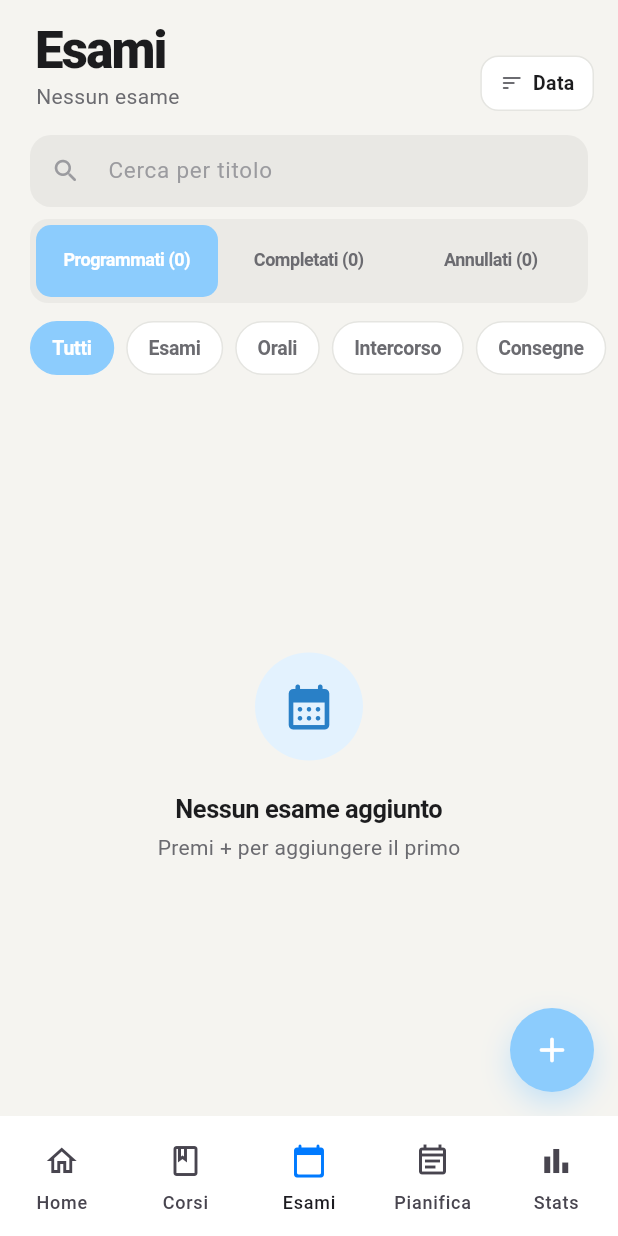
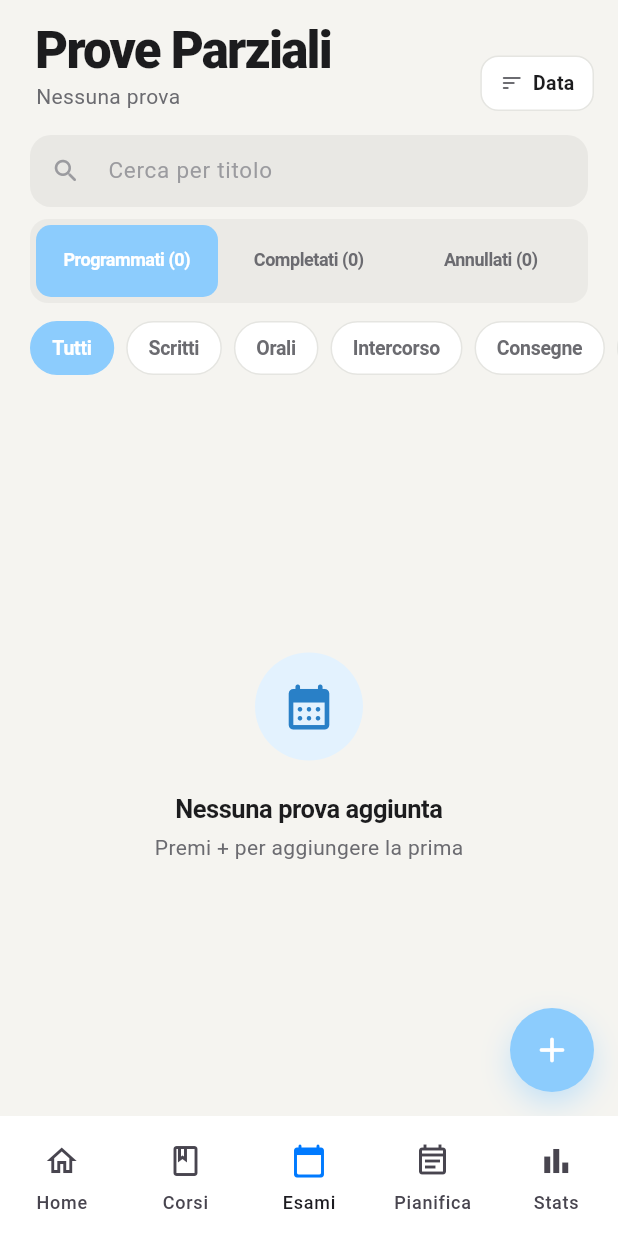
Before and after one commit to famato46/MOBPROG_StudyPlanner-ExamTracker-G12, a Flutter app: the screen it shows after launch, item 3 of the bottom bar chosen, on a phone screen of 412 x 824 dp. Run offline on Flutter 3.47's test engine with Material 3 defaults, Android fonts, the phone set to English and light mode, and no system bars; our stand-ins replace fl_chart, shared_preferences, sqflite; accounts and stored records are empty.

Commit message:
Update exams

```diff
--- a/lib/models/exam.dart
+++ b/lib/models/exam.dart
@@ -3,7 +3,7 @@ class Exam {
   final String titolo;
   final String courseId; // FK verso Course (obbligatorio)
   final DateTime data;
-  final String tipologia; // 'esame' | 'appello' | 'consegna' | 'progetto'
+  final String tipologia; // 'scritto' | 'orale' | 'intercorso' | 'consegna' | 'progetto'
   final String priorita; // 'alta' | 'media' | 'bassa'
   final String stato; // 'programmato' | 'completato' | 'annullato'
   final int? voto;
@@ -20,6 +20,15 @@ class Exam {
     this.voto,
     this.note,
   });
+
+  // Getter derivati (non salvati nel DB)
+  bool get isPassato => data.isBefore(DateTime.now());
+  bool get isCompletato => stato == 'completato';
+  bool get isImminente {
+    if (isCompletato || stato == 'annullato') return false;
+    final giorniRimasti = data.difference(DateTime.now()).inDays;
+    return giorniRimasti >= 0 && giorniRimasti <= 7;
+  }
 
   // Conversione da Map (dal database)
   factory Exam.fromMap(Map<String, dynamic> map) {
@@ -46,12 +55,12 @@ class Exam {
       'tipologia': tipologia,
       'priorita': priorita,
       'stato': stato,
-      'voto': voto,
+      'voto': voto, // Se voto è null, SQFlite scriverà correttamente NULL sovrascrivendo l'intero
       'note': note,
     };
   }
 
-  // Metodo copyWith
+  // Metodo copyWith aggiornato con clearVoto
   Exam copyWith({
     String? id,
     String? titolo,
@@ -61,6 +70,7 @@ class Exam {
     String? priorita,
     String? stato,
     int? voto,
+    bool clearVoto = false, // <-- FIX 1: Parametro per forzare il null
     String? note,
   }) {
     return Exam(
@@ -71,21 +81,9 @@ class Exam {
       tipologia: tipologia ?? this.tipologia,
       priorita: priorita ?? this.priorita,
       stato: stato ?? this.stato,
-      voto: voto ?? this.voto,
+      // <-- FIX 1: Applica esplicitamente null se richiesto
+      voto: clearVoto ? null : (voto ?? this.voto),
       note: note ?? this.note,
     );
   }
-
-  // Helper per verificare se è completato
-  bool get isCompletato => stato == 'completato';
-
-  // Helper per verificare se è imminente (entro 7 giorni)
-  bool get isImminente {
-    final oggi = DateTime.now();
-    final differenza = data.difference(oggi).inDays;
-    return differenza >= 0 && differenza <= 7;
-  }
-
-  // Helper per verificare se è passato
-  bool get isPassato => data.isBefore(DateTime.now());
 }
--- a/lib/providers/planner_provider.dart
+++ b/lib/providers/planner_provider.dart
@@ -173,6 +173,9 @@ class PlannerProvider extends ChangeNotifier {
 
   /// Calcola la media matematica semplice dei voti di tutti gli esami completati
   /// e associati ad uno specifico corso. Ritorna null se non ci sono voti validi.
+  /// NOTA: La condizione `e.voto != null` assicura che qualsiasi esame
+  /// (comprese le 'consegne' o prove intercorso opzionali lasciate senza voto)
+  /// non venga conteggiato al denominatore per il calcolo della media parziale.
   double? getAverageExamsGrade(String courseId) {
     final completedExams = _exams.where((e) =>
         e.courseId == courseId &&
--- a/lib/screens/exam_detail_screen.dart
+++ b/lib/screens/exam_detail_screen.dart
@@ -21,10 +21,10 @@ class ExamDetailScreen extends StatelessWidget {
 
   String _formatTipologia(String t) {
     switch (t) {
-      case 'esame':
-        return 'Esame';
+      case 'scritto': // <-- SOSTITUITO "esame" CON "scritto"
+        return 'Scritto';
       case 'orale':
-        return 'Orale'; // <-- NUOVA TIPOLOGIA
+        return 'Orale';
       case 'intercorso':
         return 'Intercorso';
       case 'consegna':
--- a/lib/screens/exam_form_screen.dart
+++ b/lib/screens/exam_form_screen.dart
@@ -7,10 +7,6 @@ import '../models/course.dart';
 import '../utils/app_colors.dart';
 
 /// ExamFormScreen — Form Apple-style.
-///
-/// Riscritto per essere coerente con CourseFormScreen e TaskFormScreen:
-/// layout iOS Settings con gruppi grigi arrotondati, righe label/valore,
-/// picker bottom-sheet per i campi non testuali.
 class ExamFormScreen extends StatefulWidget {
   final Exam? exam;
   const ExamFormScreen({super.key, this.exam});
@@ -22,23 +18,20 @@ class ExamFormScreen extends StatefulWidget {
 class _ExamFormScreenState extends State<ExamFormScreen> {
   final _formKey = GlobalKey<FormState>();
 
-  // Il titolo dell'esame è sempre il nome del corso:
-  // non ha senso avere un titolo separato perché l'esame
-  // è identificato dal corso + tipologia.
   late final TextEditingController _noteCtrl;
   late final TextEditingController _votoCtrl;
 
   String? _courseId;
   DateTime _data = DateTime.now().add(const Duration(days: 7));
-  String _tipologia = 'esame';
+  String _tipologia = 'scritto';
   String _priorita = 'media';
   String _stato = 'programmato';
 
   bool get _isEditing => widget.exam != null;
 
   static const List<(String, String)> _tipologie = [
-    ('esame', 'Esame'),
-    ('orale', 'Orale'), // <-- NUOVA TIPOLOGIA AGGIUNTA QUI
+    ('scritto', 'Scritto'),
+    ('orale', 'Orale'),
     ('intercorso', 'Intercorso'),
     ('consegna', 'Consegna'),
     ('progetto', 'Progetto'),
@@ -78,7 +71,7 @@ class _ExamFormScreenState extends State<ExamFormScreen> {
     _votoCtrl = TextEditingController(text: _formatVoto(e?.voto));
     _courseId = e?.courseId;
     _data = e?.data ?? DateTime.now().add(const Duration(days: 7));
-    _tipologia = e?.tipologia ?? 'esame';
+    _tipologia = e?.tipologia ?? 'scritto';
     _priorita = e?.priorita ?? 'media';
     _stato = e?.stato ?? 'programmato';
   }
@@ -90,8 +83,6 @@ class _ExamFormScreenState extends State<ExamFormScreen> {
     super.dispose();
   }
 
-  // Date picker iOS minimale: CalendarDatePicker inline dentro un
-  // bottom-sheet stile iOS, senza il popup Material standard.
   Future<void> _pickDate() async {
     DateTime tempDate = _data;
     await showModalBottomSheet(
@@ -176,7 +167,6 @@ class _ExamFormScreenState extends State<ExamFormScreen> {
     }
 
     final provider = context.read<PlannerProvider>();
-    // Il titolo è il nome del corso — non è un campo libero.
     final nomeCorso = provider.getCourseById(_courseId!)?.nome ?? 'Esame';
 
     final votoFinale = _stato == 'completato' && _votoCtrl.text.isNotEmpty
@@ -192,6 +182,7 @@ class _ExamFormScreenState extends State<ExamFormScreen> {
         priorita: _priorita,
         stato: _stato,
         voto: votoFinale,
+        clearVoto: votoFinale == null, // <-- FIX 2: Forza l'azzeramento se votoFinale è null
         note: _noteCtrl.text.isEmpty ? '' : _noteCtrl.text.trim(),
       );
       await provider.updateExam(updated);
@@ -242,7 +233,7 @@ class _ExamFormScreenState extends State<ExamFormScreen> {
         ),
         leadingWidth: 88,
         title: Text(
-          _isEditing ? 'Modifica Esame' : 'Nuovo Esame',
+          _isEditing ? 'Modifica Prova' : 'Nuova Prova',
           style: TextStyle(
             fontSize: 17,
             fontWeight: FontWeight.w600,
@@ -269,9 +260,6 @@ class _ExamFormScreenState extends State<ExamFormScreen> {
         child: ListView(
           padding: const EdgeInsets.only(top: 8, bottom: 32),
           children: [
-            // ─── GRUPPO CORSO, TIPOLOGIA, DATA ──────────────────
-            // Il titolo dell'esame è il nome del corso (automatico).
-            // La tipologia appare subito sotto il corso, come richiesto.
             const _GroupHeader(label: 'Esame'),
             _SettingsGroup(
               isDark: isDark,
@@ -300,8 +288,6 @@ class _ExamFormScreenState extends State<ExamFormScreen> {
                 ),
               ],
             ),
-
-            // ─── GRUPPO CLASSIFICAZIONE ─────────────────────
             const SizedBox(height: 24),
             const _GroupHeader(label: 'Classificazione'),
             _SettingsGroup(
@@ -322,8 +308,6 @@ class _ExamFormScreenState extends State<ExamFormScreen> {
                 ),
               ],
             ),
-
-            // ─── VOTO (solo se completato) ─────────────────────
             if (_stato == 'completato') ...[
               const SizedBox(height: 24),
               const _GroupHeader(label: 'Risultato'),
@@ -333,12 +317,16 @@ class _ExamFormScreenState extends State<ExamFormScreen> {
                   _TextFieldRow(
                     label: 'Voto',
                     controller: _votoCtrl,
-                    hint: 'es. 28 o 30L',
+                    hint: _tipologia == 'consegna' ? 'es. 28 (opzionale)' : 'es. 28 o 30L',
                     isDark: isDark,
                     validator: (v) {
                       if (v == null || v.isEmpty) {
+                        if (_tipologia == 'consegna') {
+                          return null;
+                        }
                         return 'Inserisci il voto';
                       }
+
                       final n = _parseVoto(v);
                       if (n == null || n < 18 || n > 31) {
                         return 'Tra 18 e 30 (o 30L)';
@@ -349,8 +337,6 @@ class _ExamFormScreenState extends State<ExamFormScreen> {
                 ],
               ),
             ],
-
-            // ─── NOTE ─────────────────────
             const SizedBox(height: 24),
             const _GroupHeader(label: 'Note'),
             _SettingsGroup(
@@ -396,7 +382,12 @@ class _ExamFormScreenState extends State<ExamFormScreen> {
       title: 'Tipologia',
       current: _tipologia,
       options: _tipologie,
-      onSelected: (v) => setState(() => _tipologia = v),
+      onSelected: (v) {
+        setState(() {
+          _tipologia = v;
+          _formKey.currentState?.validate();
+        });
+      },
     );
   }
 
@@ -514,9 +505,6 @@ class _ExamFormScreenState extends State<ExamFormScreen> {
   }
 }
 
-// ═══════════════════════════════════════════════════════════════
-// GROUP HEADER
-// ═══════════════════════════════════════════════════════════════
 class _GroupHeader extends StatelessWidget {
   final String label;
   const _GroupHeader({required this.label});
@@ -538,9 +526,6 @@ class _GroupHeader extends StatelessWidget {
   }
 }
 
-// ═══════════════════════════════════════════════════════════════
-// SETTINGS GROUP
-// ═══════════════════════════════════════════════════════════════
 class _SettingsGroup extends StatelessWidget {
   final List<Widget> children;
   final bool isDark;
@@ -580,9 +565,6 @@ class _SettingsGroup extends StatelessWidget {
   }
 }
 
-// ═══════════════════════════════════════════════════════════════
-// TEXT FIELD ROW
-// ═══════════════════════════════════════════════════════════════
 class _TextFieldRow extends StatelessWidget {
   final String label;
   final TextEditingController controller;
@@ -651,9 +633,6 @@ class _TextFieldRow extends StatelessWidget {
   }
 }
 
-// ═══════════════════════════════════════════════════════════════
-// TEXT AREA ROW
-// ═══════════════════════════════════════════════════════════════
 class _TextAreaRow extends StatelessWidget {
   final String label;
   final TextEditingController controller;
@@ -710,9 +689,6 @@ class _TextAreaRow extends StatelessWidget {
   }
 }
 
-// ═══════════════════════════════════════════════════════════════
-// PICKER ROW
-// ═══════════════════════════════════════════════════════════════
 class _PickerRow extends StatelessWidget {
   final String label;
   final String value;
--- a/lib/screens/exams_screen.dart
+++ b/lib/screens/exams_screen.dart
@@ -166,8 +166,8 @@ class _ExamsScreenState extends State<ExamsScreen>
                 _FilterRow(
                   options: const [
                     ('tutti', 'Tutti'),
-                    ('esame', 'Esami'),
-                    ('orale', 'Orali'), // <-- NUOVA OPZIONE FILTRO
+                    ('scritto', 'Scritti'), // <-- SOSTITUITO "esame" CON "scritto"
+                    ('orale', 'Orali'),
                     ('intercorso', 'Intercorso'),
                     ('consegna', 'Consegne'),
                     ('progetto', 'Progetti'),
@@ -309,7 +309,7 @@ class _ExamsHeader extends StatelessWidget {
               crossAxisAlignment: CrossAxisAlignment.start,
               children: [
                 Text(
-                  'Esami',
+                  'Prove Parziali', // <-- Titolo pagina aggiornato per coerenza logica
                   style: TextStyle(
                     fontSize: 34,
                     fontWeight: FontWeight.w800,
@@ -321,9 +321,9 @@ class _ExamsHeader extends StatelessWidget {
                 const SizedBox(height: 2),
                 Text(
                   total == 0
-                      ? 'Nessun esame'
+                      ? 'Nessuna prova'
                       : visible == total
-                          ? '$total ${total == 1 ? "esame" : "esami"}'
+                          ? '$total ${total == 1 ? "prova" : "prove"}'
                           : '$visible di $total visibili',
                   style:
                       TextStyle(fontSize: 14, color: secondaryColor),
@@ -711,10 +711,10 @@ class _ExamCard extends StatelessWidget {
 
   IconData _iconaTipologia(String tipologia) {
     switch (tipologia.toLowerCase()) {
-      case 'esame':
-        return Icons.school_rounded;
+      case 'scritto': // <-- AGGIORNATA ICONA PER "scritto"
+        return Icons.create_rounded;
       case 'orale':
-        return Icons.record_voice_over_rounded; // <-- NUOVA ICONA
+        return Icons.record_voice_over_rounded;
       case 'intercorso':
         return Icons.rate_review_rounded;
       case 'consegna':
@@ -728,12 +728,12 @@ class _ExamCard extends StatelessWidget {
 
   String _formatTipologia(String tipologia) {
     switch (tipologia.toLowerCase()) {
-      case 'esame':      return 'Esame';
-      case 'orale':      return 'Orale'; // <-- NUOVA ETICHETTA FORMATTATA
-      case 'intercorso': return 'Intercorso';
-      case 'consegna':   return 'Consegna';
-      case 'progetto':   return 'Progetto';
-      default:           return tipologia;
+      case 'scritto':      return 'Scritto'; // <-- SOSTITUITO "esame" CON "scritto"
+      case 'orale':        return 'Orale';
+      case 'intercorso':   return 'Intercorso';
+      case 'consegna':     return 'Consegna';
+      case 'progetto':     return 'Progetto';
+      default:             return tipologia;
     }
   }
 
@@ -923,7 +923,7 @@ class _EmptyState extends StatelessWidget {
           ),
           const SizedBox(height: 20),
           Text(
-            hasAnyExam ? 'Nessun esame trovato' : 'Nessun esame aggiunto',
+            hasAnyExam ? 'Nessuna prova trovata' : 'Nessuna prova aggiunta',
             style: TextStyle(
               fontSize: 17,
               fontWeight: FontWeight.w700,
@@ -935,7 +935,7 @@ class _EmptyState extends StatelessWidget {
           Text(
             hasAnyExam
                 ? 'Prova a cambiare i filtri'
-                : 'Premi + per aggiungere il primo',
+                : 'Premi + per aggiungere la prima',
             style: TextStyle(
               fontSize: 14,
               color: isDark
```
